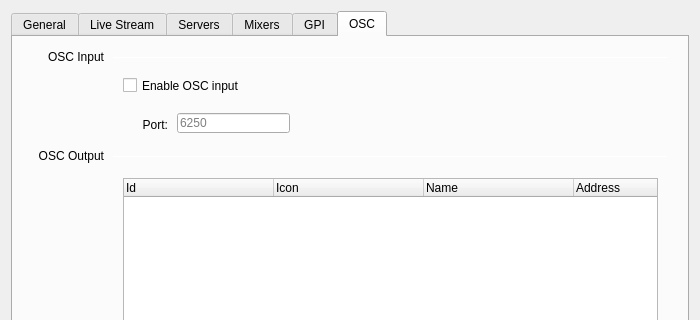
Above: src/Widgets/SettingsDialog.ui from CasparCG/client before the change; both pictures show x 0 to 700 and y 0 to 320 of the 700 by 740 pixel window. Below: the same form after it.
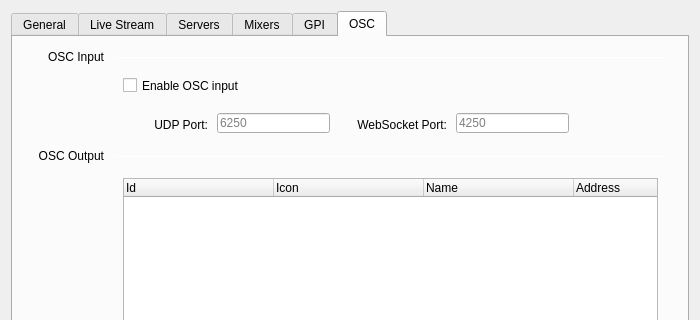
That is the form after the change. The open tabs and pages were chosen to show the change.

Commit message: Added support for OSC over WebSocket.

The edit to the form file:
```diff
--- a/src/Widgets/SettingsDialog.ui
+++ b/src/Widgets/SettingsDialog.ui
@@ -3359,7 +3359,7 @@
     <widget class="QLineEdit" name="lineEditOscInputPort">
      <property name="geometry">
       <rect>
-       <x>164</x>
+       <x>204</x>
        <y>76</y>
        <width>113</width>
        <height>20</height>
@@ -3409,12 +3409,12 @@
       <rect>
        <x>104</x>
        <y>78</y>
-       <width>51</width>
+       <width>91</width>
        <height>20</height>
       </rect>
      </property>
      <property name="text">
-      <string>Port:</string>
+      <string>UDP Port:</string>
      </property>
      <property name="alignment">
       <set>Qt::AlignRight|Qt::AlignTrailing|Qt::AlignVCenter</set>
@@ -3567,6 +3567,41 @@
       <string>Enable OSC input</string>
      </property>
     </widget>
+    <widget class="QLineEdit" name="lineEditOscWebSocketInputPort">
+     <property name="geometry">
+      <rect>
+       <x>443</x>
+       <y>76</y>
+       <width>113</width>
+       <height>20</height>
+      </rect>
+     </property>
+     <property name="focusPolicy">
+      <enum>Qt::ClickFocus</enum>
+     </property>
+     <property name="text">
+      <string/>
+     </property>
+     <property name="placeholderText">
+      <string>4250</string>
+     </property>
+    </widget>
+    <widget class="QLabel" name="labelOscWebSocketPort">
+     <property name="geometry">
+      <rect>
+       <x>293</x>
+       <y>78</y>
+       <width>141</width>
+       <height>20</height>
+      </rect>
+     </property>
+     <property name="text">
+      <string>WebSocket Port:</string>
+     </property>
+     <property name="alignment">
+      <set>Qt::AlignRight|Qt::AlignTrailing|Qt::AlignVCenter</set>
+     </property>
+    </widget>
    </widget>
   </widget>
   <widget class="QPushButton" name="pushButtonOk">
```
Left out of the diff: 19 changed lines with no effect on the pictures. The commit also changes 13 other files.
